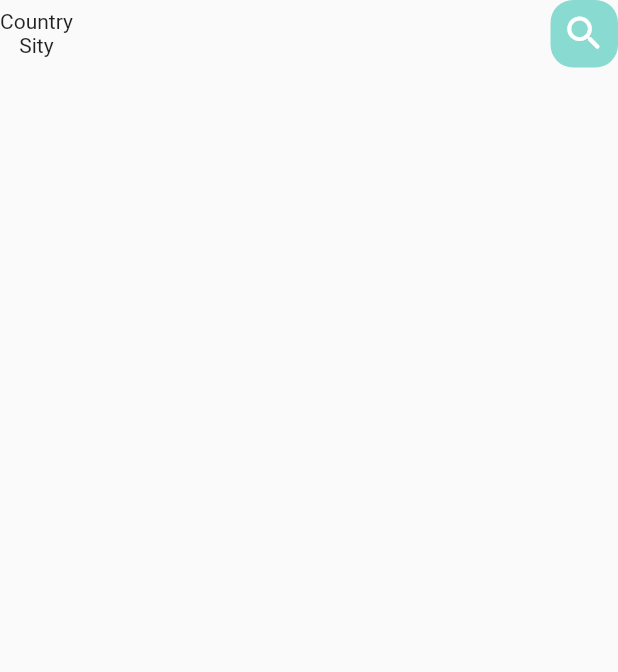
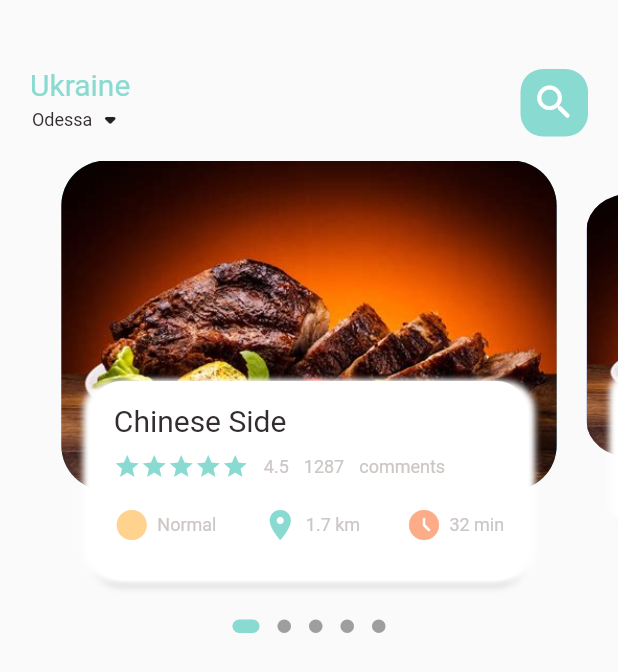
Before and after one commit to vitalii-minchuk/food-shop, a Flutter app: the screen it shows after launch, on a phone screen of 412 x 824 dp. Shown: the top 672 px of the screen. Run offline on Flutter 3.47's test engine with Material 2 defaults, Android fonts, the phone set to English and light mode, and no system bars; drawn by our look-alikes of dots_indicator; our stand-ins replace gap.

Commit message:
slider main

```diff
--- /dev/null
+++ b/lib/home/food_page_body.dart
@@ -0,0 +1,188 @@
+import 'package:dots_indicator/dots_indicator.dart';
+import 'package:flutter/material.dart';
+import 'package:flutter_application_1/utils/colors.dart';
+import 'package:flutter_application_1/widgets/big_text.dart';
+import 'package:flutter_application_1/widgets/icon_and_text.dart';
+import 'package:flutter_application_1/widgets/small_text.dart';
+import 'package:gap/gap.dart';
+
+class FoodPageBody extends StatefulWidget {
+  const FoodPageBody({ Key? key }) : super(key: key);
+
+  @override
+  _FoodPageBodyState createState() => _FoodPageBodyState();
+}
+
+class _FoodPageBodyState extends State<FoodPageBody> {
+  PageController pageController = PageController(viewportFraction: 0.85);
+  var _currPageValue = 0.0;
+  double _scaleFactor = 0.8;
+  double _height = 220;
+
+  @override
+  void initState() {
+    super.initState();
+    pageController.addListener(() {
+      setState(() {
+        _currPageValue = pageController.page!;
+      });
+    });
+  }
+
+  @override
+  void dispose() {
+    pageController.dispose();
+  }
+
+  @override
+  Widget build(BuildContext context) {
+    return Column(
+      children: [
+        Container(
+          height: 300,
+          child: PageView.builder(
+            controller: pageController,
+            itemCount: 5,
+            itemBuilder: (context, position) {
+              return _buildPageItem(position);
+            }
+          ),
+        ),
+        DotsIndicator(
+          dotsCount: 5,
+          position: _currPageValue,
+          decorator: DotsDecorator(
+            activeColor: AppColors.mainColor,
+            size: const Size.square(9.0),
+            activeSize: const Size(18.0, 9.0),
+            activeShape: RoundedRectangleBorder(borderRadius: BorderRadius.circular(5.0)),
+          ),
+        ),
+      ],
+    );
+  }
+
+  Widget _buildPageItem(int index) {
+    Matrix4 matrix = new Matrix4.identity();
+    if(index == _currPageValue.floor()) {
+      var currScale = 1 - (_currPageValue - index) * (1 - _scaleFactor);
+      var currTrans = _height * (1 -currScale) / 2;
+      matrix = Matrix4.diagonal3Values(1, currScale, 1)
+        ..setTranslationRaw(0, currTrans, 0);
+    } else if (index == _currPageValue.floor() + 1) {
+      var currScale = _scaleFactor + (_currPageValue - index + 1) * (1 - _scaleFactor);
+      var currTrans = _height * (1 -currScale) / 2;
+      matrix = Matrix4.diagonal3Values(1, currScale, 1)
+        ..setTranslationRaw(0, currTrans, 0);
+    } else if (index == _currPageValue.floor() - 1) {
+      var currScale = 1 - (_currPageValue - index) * (1 - _scaleFactor);
+      var currTrans = _height * (1 -currScale) / 2;
+      matrix = Matrix4.diagonal3Values(1, currScale, 1)
+        ..setTranslationRaw(0, currTrans, 0);
+    } else {
+      var currScale = 0.8;
+      var currTrans = _height * (1 -currScale) / 2;
+      matrix = Matrix4.diagonal3Values(1, currScale, 1)
+        ..setTranslationRaw(0, currTrans, 1);
+    }
+    return Transform(
+      transform: matrix,
+      child: Stack(
+        children: [Container(
+          height: 220,
+          margin: const EdgeInsets.symmetric(horizontal: 10),
+          decoration: BoxDecoration(
+            borderRadius: BorderRadius.circular(30),
+            color: index.isEven
+              ? const Color(0xFF69c5df)
+              : const Color(0xFF9294cc),
+            image: const DecorationImage(
+              fit: BoxFit.cover,
+              image: AssetImage(
+                'assets/images/food_2.jpg'
+              )
+            )
+          ),
+        ),
+        Align(
+          alignment: Alignment.bottomCenter,
+          child: Container(
+            height: 133,
+            margin: const EdgeInsets.only(
+              right: 30,
+              left: 30,
+              bottom: 20,
+            ),
+            decoration: BoxDecoration(
+              borderRadius: BorderRadius.circular(20),
+              color: Colors.white,
+              boxShadow: [
+                BoxShadow(
+                  color: Colors.grey.shade300,
+                  offset: const Offset(0, 5),
+                  blurRadius: 3,
+                ),
+                const BoxShadow(
+                  color: Colors.white,
+                  offset: Offset(5, 0),
+                  blurRadius: 3,
+                ),
+                const BoxShadow(
+                  color: Colors.white,
+                  offset: Offset(-5, 0),
+                  blurRadius: 3,
+                ),
+              ]
+            ),
+            child: Container(
+              padding: const EdgeInsets.all(15),
+              child: Column(
+                crossAxisAlignment: CrossAxisAlignment.start,
+                children: [
+                  BigText(text: 'Chinese Side'),
+                  const Gap(10),
+                  Row(
+                    children: [
+                      Wrap(
+                        children: List.generate(5, (index) => Icon(
+                          Icons.star, color: AppColors.mainColor, size: 18,
+                        ))
+                      ),
+                      const Gap(10),
+                      SmallText(text: '4.5'),
+                      const Gap(10),
+                      SmallText(text: '1287'),
+                      const Gap(10),
+                      SmallText(text: 'comments'),
+                    ],
+                  ),
+                  const Gap(18),
+                  Row(
+                    mainAxisAlignment: MainAxisAlignment.spaceBetween,
+                    children: [
+                      IconAndText(
+                        text: 'Normal',
+                        icon: Icons.circle_sharp,
+                        iconColor: AppColors.iconColor1,
+                      ),
+                      IconAndText(
+                        text: '1.7 km',
+                        icon: Icons.location_on,
+                        iconColor: AppColors.mainColor,
+                      ),
+                      IconAndText(
+                        text: '32 min',
+                        icon: Icons.access_time_filled_rounded,
+                        iconColor: AppColors.iconColor2,
+                      ),
+                    ],
+                  )
+                ],
+              ),
+            ),
+          ),
+        ),
+      ]),
+    );
+  }
+}
--- a/lib/home/main_food_page.dart
+++ b/lib/home/main_food_page.dart
@@ -1,8 +1,11 @@
 import 'package:flutter/material.dart';
+import 'package:flutter_application_1/home/food_page_body.dart';
 import 'package:flutter_application_1/utils/colors.dart';
+import 'package:flutter_application_1/widgets/big_text.dart';
+import 'package:flutter_application_1/widgets/small_text.dart';
 
 class MainFoodPage extends StatefulWidget {
-  const MainFoodPage({ Key? key }) : super(key: key);
+  const MainFoodPage({Key? key}) : super(key: key);
 
   @override
   _MainFoodPageState createState() => _MainFoodPageState();
@@ -12,18 +15,29 @@ class _MainFoodPageState extends State<MainFoodPage> {
   @override
   Widget build(BuildContext context) {
     return Scaffold(
-      body: Column(
-        children: [Container(
+      body: Column(children: [
+        Container(
+          margin: const EdgeInsets.only(top: 45, bottom: 15),
+          padding: const EdgeInsets.symmetric(horizontal: 20),
           child: Row(
             mainAxisAlignment: MainAxisAlignment.spaceBetween,
             children: [
               Column(
                 children: [
-                  Text(
-                    'Country'
+                  BigText(
+                    text: 'Ukraine',
+                    color: AppColors.mainColor,
                   ),
-                  Text(
-                    'Sity'
+                  Row(
+                    children: [
+                      SmallText(
+                        text: 'Odessa',
+                        color: AppColors.mainBlackColor,
+                      ),
+                      Icon(
+                        Icons.arrow_drop_down_rounded
+                      )
+                    ],
                   ),
                 ],
               ),
@@ -34,7 +48,7 @@ class _MainFoodPageState extends State<MainFoodPage> {
                   borderRadius: BorderRadius.circular(15),
                   color: AppColors.mainColor,
                 ),
-                child: Icon(
+                child: const Icon(
                   Icons.search_rounded,
                   color: Colors.white,
                   size: 30,
@@ -43,8 +57,8 @@ class _MainFoodPageState extends State<MainFoodPage> {
             ],
           ),
         ),
-        ]
-      ),
+        const FoodPageBody(),
+      ]),
     );
   }
 }
--- /dev/null
+++ b/lib/widgets/big_text.dart
@@ -0,0 +1,30 @@
+import 'package:flutter/material.dart';
+
+class BigText extends StatelessWidget {
+  final String text;
+  Color color;
+  double size;
+  TextOverflow textOverfl;
+
+  BigText({
+    Key? key,
+    required this.text,
+    this.color = const Color(0xFF332d2d),
+    this.size = 20,
+    this.textOverfl = TextOverflow.ellipsis,
+  }) : super(key: key);
+
+  @override
+  Widget build(BuildContext context){
+    return Text(
+      text,
+      maxLines: 1,
+      overflow: textOverfl,
+      style: TextStyle(
+        color: color,
+        fontWeight: FontWeight.w400,
+        fontSize: size,
+      )
+    );
+  }
+}
--- /dev/null
+++ b/lib/widgets/icon_and_text.dart
@@ -0,0 +1,26 @@
+import 'package:flutter/material.dart';
+import 'package:flutter_application_1/widgets/small_text.dart';
+import 'package:gap/gap.dart';
+
+class IconAndText extends StatelessWidget {
+  final IconData icon;
+  final String text;
+  final Color iconColor;
+  const IconAndText({
+    Key? key,
+    required this.text,
+    required this.icon,
+    required this.iconColor,
+  }) : super(key: key);
+
+  @override
+  Widget build(BuildContext context){
+    return Row(
+      children: [
+        Icon(icon, color: iconColor,),
+        const Gap(5),
+        SmallText(text: text)
+      ],
+    );
+  }
+}
--- /dev/null
+++ b/lib/widgets/small_text.dart
@@ -0,0 +1,28 @@
+import 'package:flutter/material.dart';
+
+class SmallText extends StatelessWidget {
+  final String text;
+  Color color;
+  double size;
+  double height;
+
+  SmallText({
+    Key? key,
+    required this.text,
+    this.color = const Color(0xFFccc7c5),
+    this.size = 12,
+    this.height = 1.2,
+  }) : super(key: key);
+
+  @override
+  Widget build(BuildContext context){
+    return Text(
+      text,
+      style: TextStyle(
+        color: color,
+        fontSize: size,
+        height: height,
+      )
+    );
+  }
+}
--- a/pubspec.yaml
+++ b/pubspec.yaml
@@ -34,6 +34,8 @@ dependencies:
   # The following adds the Cupertino Icons font to your application.
   # Use with the CupertinoIcons class for iOS style icons.
   cupertino_icons: ^1.0.2
+  gap: ^2.0.0
+  dots_indicator: ^2.1.0
 
 dev_dependencies:
   flutter_test:
@@ -58,8 +60,8 @@ flutter:
   uses-material-design: true
 
   # To add assets to your application, add an assets section, like this:
-  # assets:
-  #   - images/a_dot_burr.jpeg
+  assets:
+    - assets/images/
   #   - images/a_dot_ham.jpeg
 
   # An image asset can refer to one or more resolution-specific "variants", see
```
Also changed, not shown: assets/images/food_1.jpg (added), assets/images/food_2.jpg (added), assets/images/food_3.jpg (added), assets/images/food_4.jpg (added), assets/images/food_5.jpg (added), pubspec.lock.
